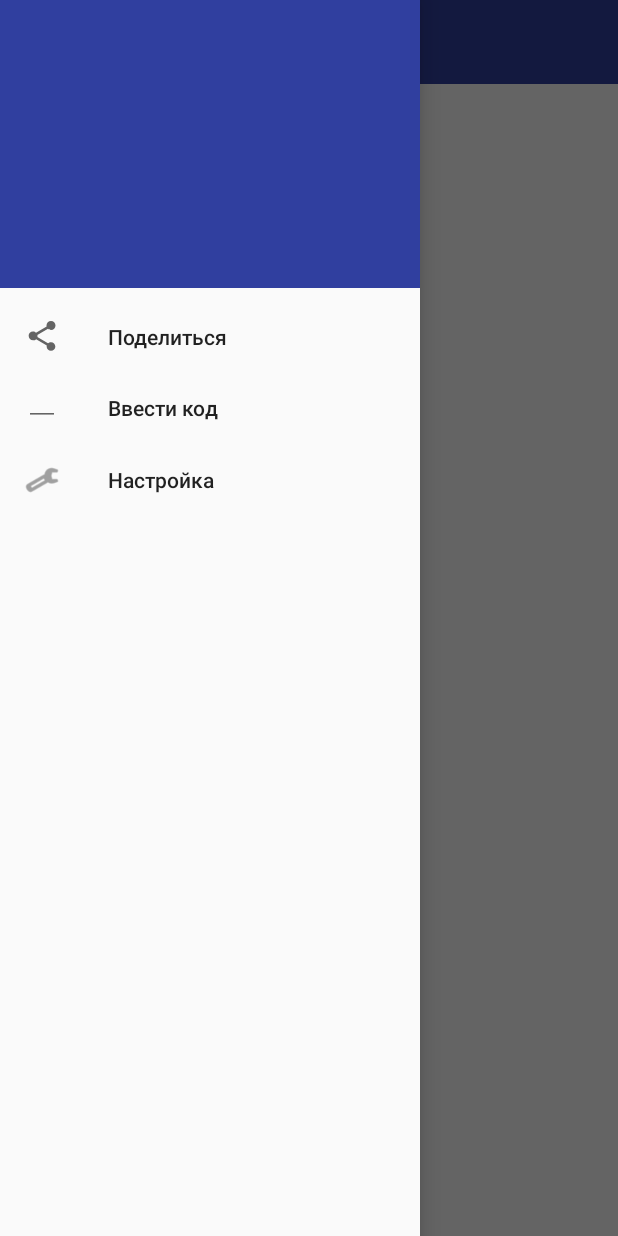
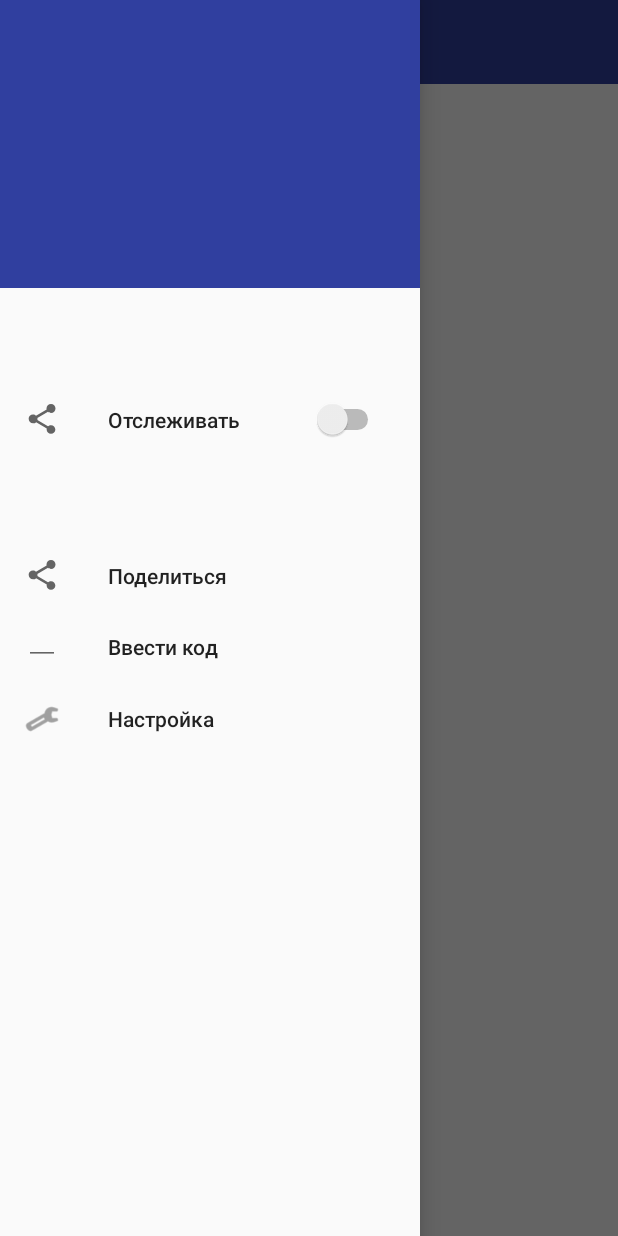
Before and after one commit to Fabien244/ShareLocationAndroid, an Android app: the MainActivity screen opened directly, with no data from a screen before it, with the side drawer open, on a phone screen of 412 x 824 dp. Run offline under Robolectric (Android 15) with nearby library versions, the phone set to English and light mode, and no system bars.

```diff
--- a/app/src/main/java/sharelocation/cbgames/android/sharelocation/MainActivity.java
+++ b/app/src/main/java/sharelocation/cbgames/android/sharelocation/MainActivity.java
@@ -4,6 +4,8 @@ import android.Manifest;
 import android.annotation.SuppressLint;
 import android.app.Dialog;
 import android.app.FragmentTransaction;
+import android.app.Notification;
+import android.app.NotificationManager;
 import android.app.PendingIntent;
 import android.content.Context;
 import android.content.DialogInterface;
@@ -19,6 +21,8 @@ import android.support.design.widget.NavigationView;
 import android.support.v4.app.ActivityCompat;
 import android.support.v4.app.Fragment;
 import android.support.v4.app.FragmentManager;
+import android.support.v4.app.NotificationCompat;
+import android.support.v4.app.NotificationManagerCompat;
 import android.support.v4.view.GravityCompat;
 import android.support.v4.widget.DrawerLayout;
 import android.support.v7.app.ActionBar;
@@ -29,6 +33,9 @@ import android.util.Log;
 import android.view.MenuItem;
 import android.view.View;
 import android.widget.Button;
+import android.widget.CompoundButton;
+import android.widget.RemoteViews;
+import android.widget.Switch;
 import android.widget.TextView;
 
 import com.google.android.gms.common.ConnectionResult;
@@ -57,6 +64,8 @@ import java.net.URL;
 import java.net.URLEncoder;
 import java.util.ArrayList;
 
+import static android.app.Notification.EXTRA_NOTIFICATION_ID;
+
 public class MainActivity extends AppCompatActivity {
 
     public final static String FILE_NAME = "filename";
@@ -69,11 +78,14 @@ public class MainActivity extends AppCompatActivity {
     private static final int REQUEST_LOCATION_PERMISSIONS = 0;
     private GoogleApiClient mClient;
     private Location mLocation;
+    private boolean isCheckedLocation = false;
 
     private DrawerLayout mDrawerLayout;
 
     boolean mStopHandler = false;
     Handler mHandler;
+
+    private Switch checkedLocationSwitch;
 
     Runnable runnable = new Runnable() {
         @Override
@@ -106,6 +118,15 @@ public class MainActivity extends AppCompatActivity {
         TextView navUsername = (TextView) headerView.findViewById(R.id.username_text);
         navUsername.setText(MyInformation.get(this).getUser(0).getUserName());
 
+        checkedLocationSwitch = (Switch) navigationView.getMenu().getItem(0).getActionView().findViewById(R.id.checked_location);
+        checkedLocationSwitch.setOnClickListener(new View.OnClickListener() {
+            @Override
+            public void onClick(View view) {
+                checkedLocation(true);
+            }
+        });
+        checkedLocation(false);
+
         navigationView.setNavigationItemSelectedListener(
                 new NavigationView.OnNavigationItemSelectedListener() {
                     @Override
@@ -113,6 +134,9 @@ public class MainActivity extends AppCompatActivity {
                         int id = menuItem.getItemId();
                         android.support.v4.app.FragmentTransaction tran = getSupportFragmentManager().beginTransaction();
                         switch (id){
+                            case R.id.checked_location_item:
+                                checkedLocation(true);
+                                break;
                             case R.id.nav_share_code:
                                 tran.replace(R.id.fragment_container, new ShareFragment());
                                 tran.commit();
@@ -145,34 +169,22 @@ public class MainActivity extends AppCompatActivity {
                     .commit();
         }
 
-        //locationManager.requestLocationUpdates(provider, t, distance, pendingIntent);
-
-        mClient = new GoogleApiClient.Builder(this)
-                .addApi(LocationServices.API)
-                .addConnectionCallbacks(new GoogleApiClient.ConnectionCallbacks() {
-                    @Override
-                    public void onConnected(Bundle bundle) {
-                        Log.d(TAG, "GoogleApi connected");
-                        findLocation();
-                    }
-
-                    @Override
-                    public void onConnectionSuspended(int i) {
-                    }
-                })
-                .build();
-
-        //MyInformation.get(getBaseContext()).getUser(0).setLocation(LocationServices.FusedLocationApi.getLastLocation(mClient));
-
-        //Intent i = SendLocationService.newIntent(this);
-        //this.startService(i);
-        boolean shouldStartAlarm = !SendLocationService.isServiceAlarmOn
-                (this);
-        SendLocationService.setServiceAlarm(this, true);
-
 
         mHandler = new Handler();
         mHandler.post(runnable);
+    }
+
+
+    private void checkedLocation(boolean isChange){
+        if(checkedLocationSwitch != null) {
+            if(isChange)
+                isCheckedLocation = !QueryPreferences.isCheckLocation(this);
+            else
+                isCheckedLocation = QueryPreferences.isCheckLocation(this);
+            if(!SendLocationService.isServiceAlarmOn(this) || !isCheckedLocation)
+                SendLocationService.setServiceAlarm(getBaseContext(), isCheckedLocation);
+            checkedLocationSwitch.setChecked(isCheckedLocation);
+        }
     }
 
 
@@ -238,8 +250,9 @@ public class MainActivity extends AppCompatActivity {
     @Override
     public void onStart() {
         super.onStart();
-        mClient.connect();
+        checkedLocation(false);
     }
+
     @Override
     public void onStop() {
         super.onStop();
@@ -250,21 +263,7 @@ public class MainActivity extends AppCompatActivity {
     @Override
     public void onResume() {
         super.onResume();
-        GoogleApiAvailability apiAvailability = GoogleApiAvailability.
-                getInstance();
-        int errorCode = apiAvailability.isGooglePlayServicesAvailable(this);
-        if (errorCode != ConnectionResult.SUCCESS) {
-            Dialog errorDialog = apiAvailability
-                    .getErrorDialog(this, errorCode, REQUEST_ERROR,
-                            new DialogInterface.OnCancelListener() {
-                                @Override
-                                public void onCancel(DialogInterface dialog) {
-                                    // Выйти, если сервис недоступен.
-                                    finish();
-                                }
-                            });
-            errorDialog.show();
-        }
+        checkedLocation(false);
     }
 
 
--- /dev/null
+++ b/app/src/main/java/sharelocation/cbgames/android/sharelocation/QueryPreferences.java
@@ -0,0 +1,32 @@
+package sharelocation.cbgames.android.sharelocation;
+
+import android.content.Context;
+import android.preference.PreferenceManager;
+
+public class QueryPreferences {
+    private static final String PREF_AUTH_HASH = "auth_hash";
+    private static final String PREF_CHECK_LOCATION = "checked_location";
+
+    public static boolean isCheckLocation(Context context) {
+        return PreferenceManager.getDefaultSharedPreferences(context)
+                .getBoolean(PREF_CHECK_LOCATION, false);
+    }
+    public static void setCheckLocation(Context context, boolean isOn) {
+        PreferenceManager.getDefaultSharedPreferences(context)
+                .edit()
+                .putBoolean(PREF_CHECK_LOCATION, isOn)
+                .apply();
+    }
+
+    public static String getAuthHash(Context context){
+        return PreferenceManager.getDefaultSharedPreferences(context)
+                .getString(PREF_AUTH_HASH, "");
+    }
+
+    public static void setAuthHash(Context context, String hash) {
+        PreferenceManager.getDefaultSharedPreferences(context)
+                .edit()
+                .putString(PREF_AUTH_HASH, hash)
+                .apply();
+    }
+}
--- /dev/null
+++ b/app/src/main/res/layout/menu_switch.xml
@@ -0,0 +1,22 @@
+<?xml version="1.0" encoding="utf-8"?>
+<android.support.constraint.ConstraintLayout
+    xmlns:android="http://schemas.android.com/apk/res/android"
+    xmlns:app="http://schemas.android.com/apk/res-auto"
+    xmlns:tools="http://schemas.android.com/tools"
+    android:layout_width="match_parent"
+    android:layout_height="wrap_content">
+
+    <Switch
+        android:id="@+id/checked_location"
+        android:layout_width="wrap_content"
+        android:layout_height="143dp"
+        android:layout_marginBottom="8dp"
+        android:layout_marginEnd="8dp"
+        android:layout_marginStart="8dp"
+        android:layout_marginTop="8dp"
+        app:layout_constraintBottom_toBottomOf="parent"
+        app:layout_constraintEnd_toEndOf="parent"
+        app:layout_constraintHorizontal_bias="1.0"
+        app:layout_constraintStart_toStartOf="parent"
+        app:layout_constraintTop_toTopOf="parent"/>
+</android.support.constraint.ConstraintLayout>
--- a/app/src/main/res/layout/notification_large.xml
+++ b/app/src/main/res/layout/notification_large.xml
@@ -11,10 +11,4 @@
         android:layout_weight="1"
         android:text="@string/checked_location"/>
 
-    <Button
-        android:id="@+id/button"
-        android:layout_width="wrap_content"
-        android:layout_height="wrap_content"
-        android:layout_weight="1"
-        android:text="Stop"/>
 </LinearLayout>
--- a/app/src/main/res/menu/drawer_view.xml
+++ b/app/src/main/res/menu/drawer_view.xml
@@ -1,6 +1,13 @@
 <?xml version="1.0" encoding="utf-8"?>
-<menu xmlns:android="http://schemas.android.com/apk/res/android" >
+<menu xmlns:app="http://schemas.android.com/apk/res-auto"
+      xmlns:android="http://schemas.android.com/apk/res/android" >
     <group android:title="@string/action">
+
+        <item android:id="@+id/checked_location_item"
+              android:icon="?attr/actionModeShareDrawable"
+              android:title="@string/enable_send_location"
+              app:actionLayout="@layout/menu_switch"/>
+
         <item
             android:id="@+id/nav_share_code"
             android:icon="?attr/actionModeShareDrawable"
@@ -12,6 +19,7 @@
         <item
             android:id="@+id/nav_settings"
             android:icon="@android:drawable/ic_menu_manage"
-            android:title="@string/settings" />
+            android:title="@string/settings" >
+        </item>
     </group>
 </menu>
--- a/app/src/main/res/values/strings.xml
+++ b/app/src/main/res/values/strings.xml
@@ -19,4 +19,6 @@
     <string name="dont_my_code">Невозможно отслеживать самого себя</string>
     <string name="list_codes">Список отслеживаний</string>
     <string name="checked_location">Идет отслеживание местоположения</string>
+    <string name="enable_send_location">Отслеживать местоположение</string>
+    <string name="stop">Приостановить отслеживание</string>
 </resources>
```
Also changed, not shown: app/src/main/AndroidManifest.xml (+7 -0 lines), app/src/main/java/sharelocation/cbgames/android/sharelocation/SendLocationService.java (+77 -22 lines), app/src/main/java/sharelocation/cbgames/android/sharelocation/ShareReceiver.java (added, +27 -0 lines).
